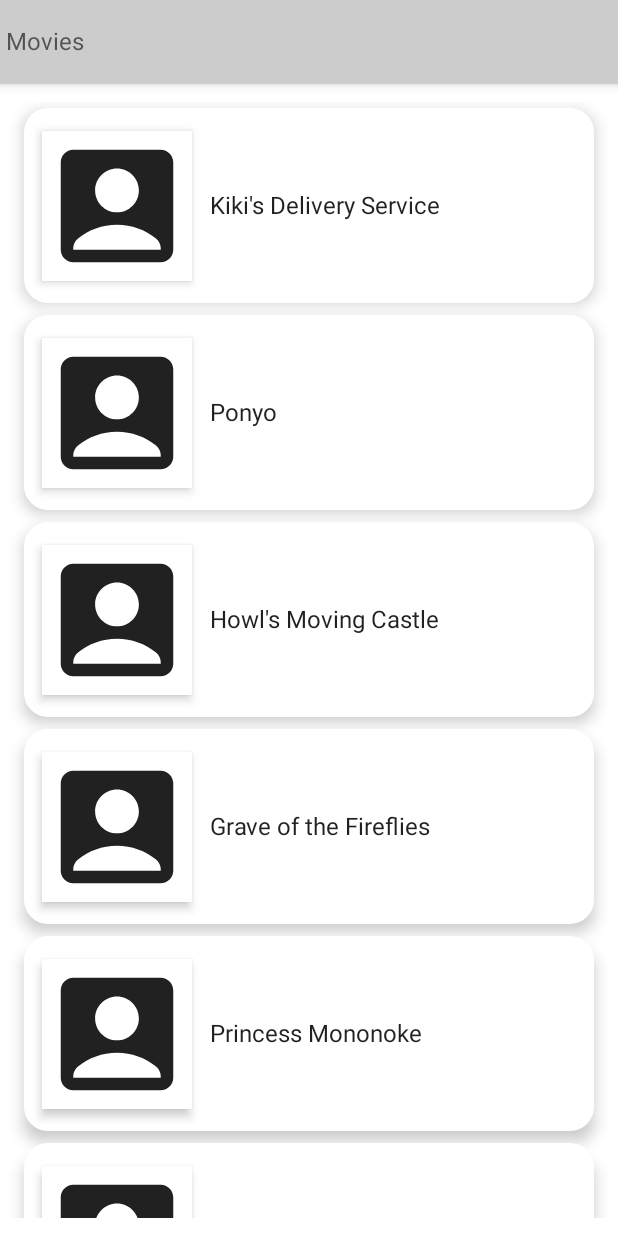
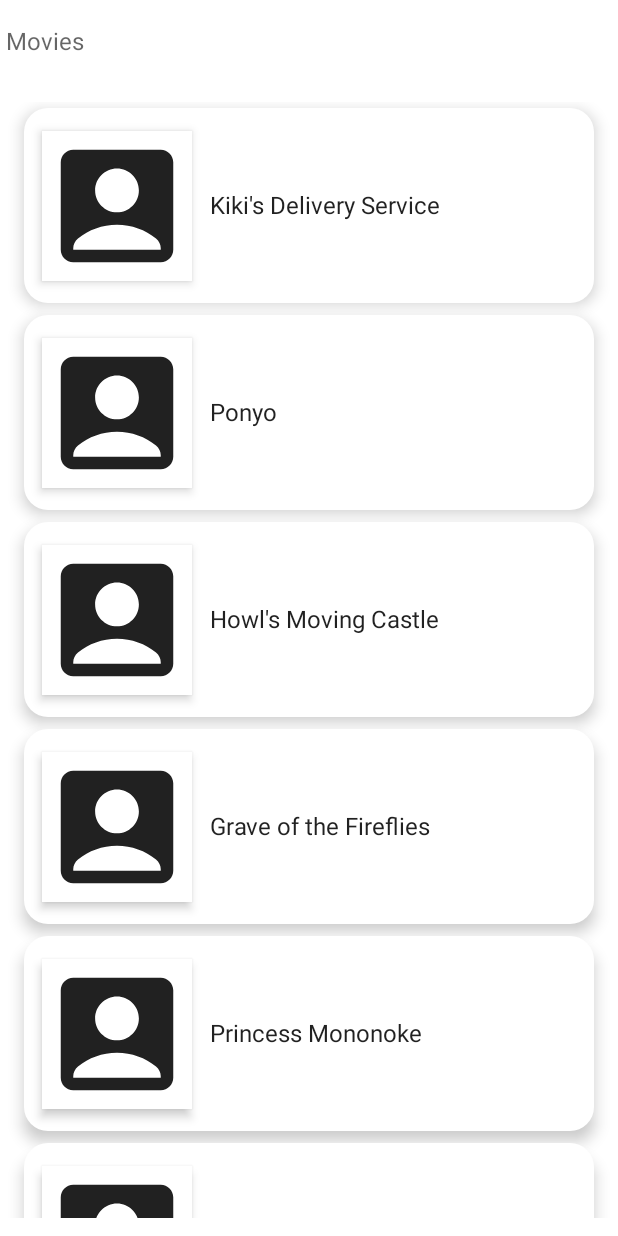
Before and after one commit to roblopes7/MovieApp, an Android app built with Jetpack Compose: the screen it shows after launch (MainActivity), on a phone screen of 412 x 824 dp. Run offline under Robolectric (Android 15) with nearby library versions, the phone set to English and light mode, and no system bars.

```diff
--- a/app/src/main/java/com/udemy/movieapp/navigation/MovieNavigation.kt
+++ b/app/src/main/java/com/udemy/movieapp/navigation/MovieNavigation.kt
@@ -1,9 +1,11 @@
 package com.udemy.movieapp.navigation
 
 import androidx.compose.runtime.Composable
+import androidx.navigation.NavType
 import androidx.navigation.compose.NavHost
 import androidx.navigation.compose.composable
 import androidx.navigation.compose.rememberNavController
+import androidx.navigation.navArgument
 import com.udemy.movieapp.screens.details.DetailsScreen
 import com.udemy.movieapp.screens.home.HomeScreen
 
@@ -16,8 +18,12 @@ fun MovieNavigation(){
             HomeScreen(navController = navController)
         }
 
-        composable(MovieScreens.DetailsScreen.name){
-            DetailsScreen(navController = navController)
+        composable(MovieScreens.DetailsScreen.name+"/{movie}",
+            arguments = listOf(navArgument(name = "movie"){type = NavType.StringType})
+        ){
+            backStackEntry ->
+            DetailsScreen(navController = navController,
+                backStackEntry.arguments?.getString("movie"))
         }
     }
 }
--- a/app/src/main/java/com/udemy/movieapp/screens/home/HomeScreen.kt
+++ b/app/src/main/java/com/udemy/movieapp/screens/home/HomeScreen.kt
@@ -24,8 +24,8 @@ import com.udemy.movieapp.navigation.MovieScreens
 @Composable
 fun HomeScreen(navController: NavController){
     Scaffold(topBar = {
-        TopAppBar(backgroundColor = Color.LightGray,
-            elevation = 5.dp) {
+        TopAppBar(backgroundColor = Color.Transparent,
+            elevation = 0.dp) {
             Text(text = "Movies")
         }
     } ) {
@@ -52,7 +52,7 @@ fun MainContent(
             items(items = movieList){
                 MovieRow(movie = it){
                         movie ->
-                    navController.navigate(route = MovieScreens.DetailsScreen.name)
+                    navController.navigate(route = MovieScreens.DetailsScreen.name+"/$movie")
                 }
             }
         }
```
Also changed, not shown: app/src/main/java/com/udemy/movieapp/screens/details/DetailsScreen.kt (+46 -3 lines).
